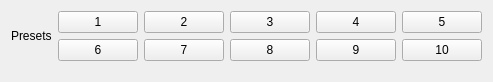
Old version of the form include/pli_vis/ui/plugins/demo_toolbox.ui in the repository VRGroupRWTH/pli_view.
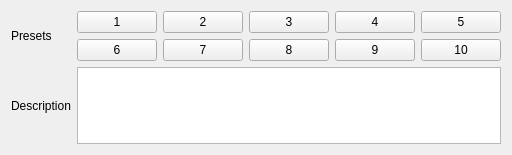
New version of the form.

Commit message: Added customizable text field to the presets.

Diff of the .ui file:
```diff
--- a/include/pli_vis/ui/plugins/demo_toolbox.ui
+++ b/include/pli_vis/ui/plugins/demo_toolbox.ui
@@ -6,8 +6,8 @@
    <rect>
     <x>0</x>
     <y>0</y>
-    <width>461</width>
-    <height>82</height>
+    <width>478</width>
+    <height>155</height>
    </rect>
   </property>
   <property name="windowTitle">
@@ -95,7 +95,17 @@
      </item>
     </layout>
    </item>
-   <item row="1" column="0" colspan="2">
+   <item row="1" column="0">
+    <widget class="QLabel" name="text_description">
+     <property name="text">
+      <string>Description</string>
+     </property>
+    </widget>
+   </item>
+   <item row="1" column="1">
+    <widget class="QPlainTextEdit" name="text_content"/>
+   </item>
+   <item row="2" column="0" colspan="2">
     <spacer name="verticalSpacer">
      <property name="orientation">
       <enum>Qt::Vertical</enum>
```
Left out of the diff: 2 changed lines with no effect on the pictures. The commit also changes 1 other file.
